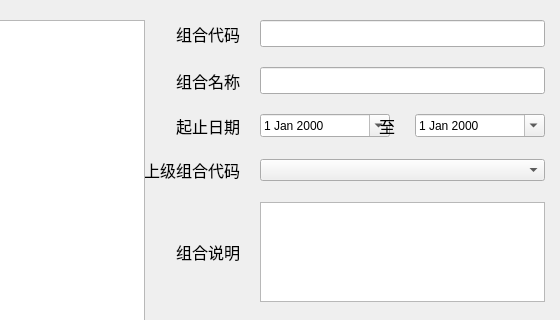
Qt form FML/view/mainframe/paramgrunion.ui (ruofeng216/fmlnew) before a commit; both pictures show x 499 to 1059 and y 0 to 320 of the 1059 by 514 pixel window.
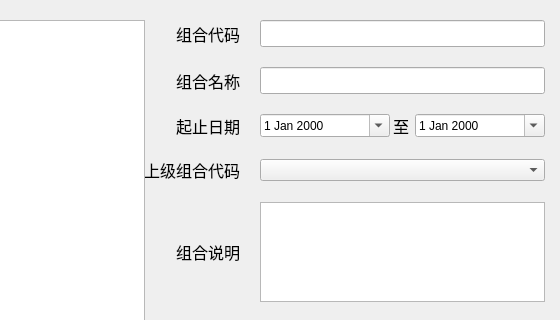
The same form after that commit.

What changed in the file:
```diff
--- a/FML/view/mainframe/paramgrunion.ui
+++ b/FML/view/mainframe/paramgrunion.ui
@@ -173,7 +173,7 @@
       <item>
        <layout class="QHBoxLayout" name="horizontalLayout_6">
         <property name="spacing">
-         <number>20</number>
+         <number>0</number>
         </property>
         <item>
          <layout class="QHBoxLayout" name="horizontalLayout_4">
@@ -231,7 +231,7 @@
         <item>
          <layout class="QHBoxLayout" name="horizontalLayout_5">
           <property name="spacing">
-           <number>20</number>
+           <number>6</number>
           </property>
           <item>
            <widget class="QLabel" name="label_dateend">
```
